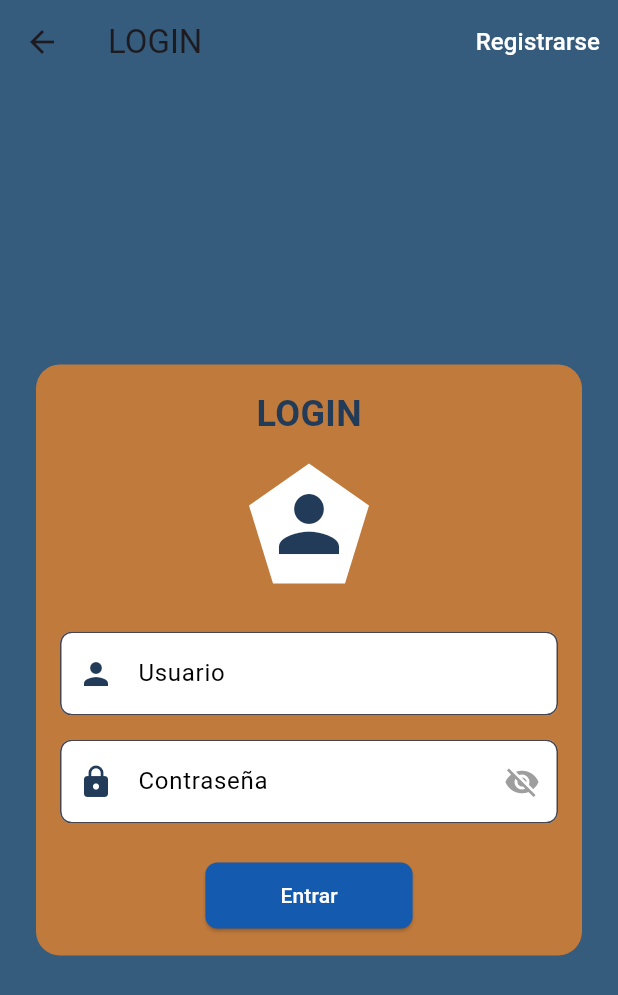
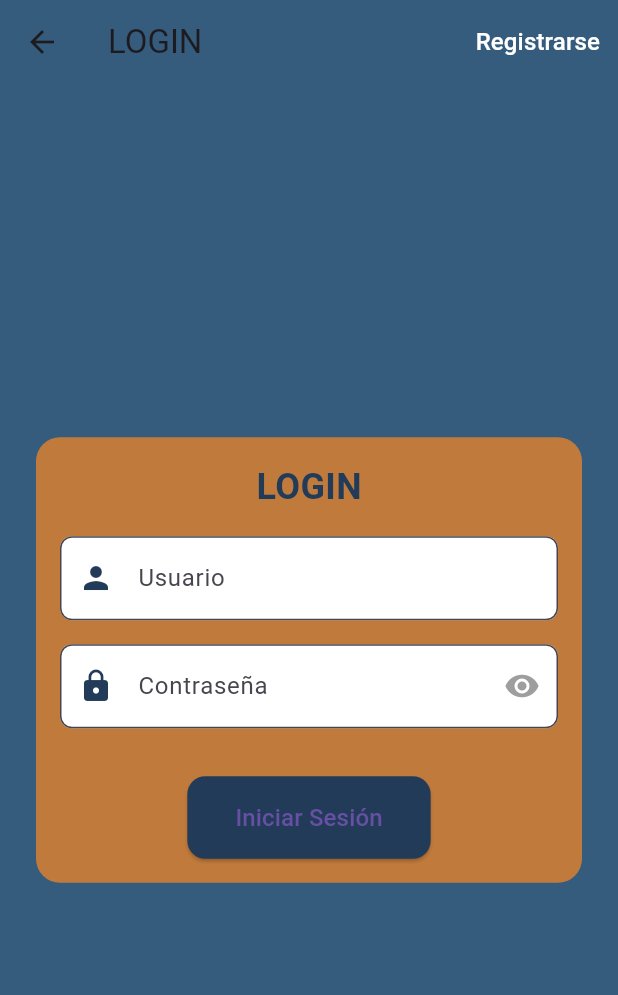
Before and after one commit to TDroidX/E-Book-Flutter, a Flutter app: the screen it shows after launch, after a tap on "Entrar", on a phone screen of 412 x 824 dp. Shown: the top 995 px of the screen. Run offline on Flutter 3.47's test engine with Material 3 defaults, Android fonts, the phone set to English and light mode, and no system bars; our stand-ins replace file_picker, shared_preferences.

```diff
--- a/lib/login/login.dart
+++ b/lib/login/login.dart
@@ -1,5 +1,7 @@
 import 'package:flutter/material.dart';
-import '../registro/registro.dart';  // Importa el archivo de registro
+import 'package:shared_preferences/shared_preferences.dart';
+import '../libros/librosDoc.dart'; // Importa el archivo librosDoc
+import '../registro/registro.dart'; // Importa el archivo de registro
 
 void main() => runApp(MiApp());
 
@@ -22,15 +24,29 @@ class LoginPage extends StatefulWidget {
 }
 
 class _LoginPageState extends State<LoginPage> {
-  // Variables para los controladores de los campos de texto
   final TextEditingController _usuarioController = TextEditingController();
   final TextEditingController _contrasenaController = TextEditingController();
-
-  // Variable para controlar si la contraseña está visible
+  final GlobalKey<FormState> _formKey = GlobalKey<FormState>();
   bool _obscureText = true;
 
-  // Clave global para el formulario
-  final _formKey = GlobalKey<FormState>();
+  // Función para validar las credenciales del usuario
+  Future<void> _login() async {
+    SharedPreferences prefs = await SharedPreferences.getInstance();
+    String? savedName = prefs.getString('name');
+    String? savedPassword = prefs.getString('password');
+
+    if (_usuarioController.text == savedName &&
+        _contrasenaController.text == savedPassword) {
+      Navigator.pushReplacement(
+        context,
+        MaterialPageRoute(builder: (context) => LibrosDocPage()), // Navegar a librosDoc
+      );
+    } else {
+      ScaffoldMessenger.of(context).showSnackBar(
+        SnackBar(content: Text('Usuario o contraseña incorrectos')),
+      );
+    }
+  }
 
   @override
   Widget build(BuildContext context) {
@@ -39,80 +55,48 @@ class _LoginPageState extends State<LoginPage> {
         title: Text("LOGIN"),
         backgroundColor: Color.fromARGB(255, 53, 92, 125),
         actions: [
-          // Aquí agregamos el botón para ir a la página de registro
           TextButton(
             onPressed: () {
               Navigator.push(
                 context,
-                MaterialPageRoute(builder: (context) => RegisterPage()),  // Navegar a la pantalla de registro
+                MaterialPageRoute(builder: (context) => RegisterPage()), // Navegar a registro
               );
             },
             child: const Text(
               'Registrarse',
-              style: TextStyle(
-                color: Colors.white,
-                fontSize: 16,
-              ),
+              style: TextStyle(color: Colors.white, fontSize: 16),
             ),
           )
         ],
       ),
-      backgroundColor: const Color.fromARGB(255, 53, 92, 125), // Fondo negro
+      backgroundColor: const Color.fromARGB(255, 53, 92, 125),
       body: Center(
         child: Container(
           margin: const EdgeInsets.symmetric(horizontal: 24),
           padding: const EdgeInsets.all(16),
           decoration: BoxDecoration(
-            color: Color.fromARGB(255, 192, 122, 60), // Fondo naranja del contenedor
+            color: Color.fromARGB(255, 192, 122, 60),
             borderRadius: BorderRadius.circular(16),
           ),
           child: Form(
-            key: _formKey, // Asignamos la clave al formulario
+            key: _formKey,
             child: Column(
               mainAxisSize: MainAxisSize.min,
               children: [
-                Container(
-                  alignment: Alignment.center,
-                  child: Text(
-                    'LOGIN',
-                    style: TextStyle(
-                      fontSize: 24,
-                      fontWeight: FontWeight.bold,
-                      color: Color(0xFF223B59), // Azul oscuro del título
-                    ),
-                  ),
+                Text(
+                  'LOGIN',
+                  style: TextStyle(fontSize: 24, fontWeight: FontWeight.bold, color: Color(0xFF223B59)),
                 ),
                 SizedBox(height: 16),
-                // Usamos CustomPaint para dibujar el polígono
-                Container(
-                  height: 80,
-                  width: 80,
-                  child: CustomPaint(
-                    painter: PolygonPainter(),
-                    child: Center(
-                      child: Icon(
-                        Icons.person,
-                        size: 60,
-                        color: Color(0xFF223B59), // Azul oscuro del ícono
-                      ),
-                    ),
-                  ),
-                ),
-                SizedBox(height: 32),
+                // Campo Usuario
                 TextFormField(
                   controller: _usuarioController,
                   decoration: InputDecoration(
                     labelText: 'Usuario',
                     filled: true,
                     fillColor: Colors.white,
-                    labelStyle: TextStyle(color: Colors.black),
-                    border: OutlineInputBorder(
-                      borderRadius: BorderRadius.circular(8),
-                    ),
-                    prefixIcon: Icon(
-                      Icons.person,
-                      color: Color(0xFF223B59),
-                    ),
+                    border: OutlineInputBorder(borderRadius: BorderRadius.circular(8)),
+                    prefixIcon: Icon(Icons.person, color: Color(0xFF223B59)),
                   ),
                   validator: (value) {
                     if (value == null || value.isEmpty) {
@@ -122,7 +106,7 @@ class _LoginPageState extends State<LoginPage> {
                   },
                 ),
                 SizedBox(height: 16),
-                // Campo de Contraseña con funcionalidad de ver/ocultar
+                // Campo Contraseña
                 TextFormField(
                   controller: _contrasenaController,
                   obscureText: _obscureText,
@@ -130,22 +114,16 @@ class _LoginPageState extends State<LoginPage> {
                     labelText: 'Contraseña',
                     filled: true,
                     fillColor: Colors.white,
-                    labelStyle: TextStyle(color: Colors.black),
-                    border: OutlineInputBorder(
-                      borderRadius: BorderRadius.circular(8),
-                    ),
-                    prefixIcon: Icon(
-                      Icons.lock,
-                      color: Color(0xFF223B59),
-                    ),
+                    border: OutlineInputBorder(borderRadius: BorderRadius.circular(8)),
+                    prefixIcon: Icon(Icons.lock, color: Color(0xFF223B59)),
                     suffixIcon: IconButton(
                       icon: Icon(
-                        _obscureText ? Icons.visibility_off : Icons.visibility,
+                        _obscureText ? Icons.visibility : Icons.visibility_off,
                         color: Colors.grey,
                       ),
                       onPressed: () {
                         setState(() {
-                          _obscureText = !_obscureText; // Cambia el estado de visibilidad
+                          _obscureText = !_obscureText;
                         });
                       },
                     ),
@@ -157,25 +135,20 @@ class _LoginPageState extends State<LoginPage> {
                     return null;
                   },
                 ),
-                SizedBox(height: 24),
+                SizedBox(height: 32),
+                // Botón Iniciar Sesión
                 ElevatedButton(
                   onPressed: () {
                     if (_formKey.currentState?.validate() ?? false) {
-                      // Si el formulario es válido, realizamos la autenticación
-                      // Aquí puedes agregar la lógica de autenticación
+                      _login(); // Validar las credenciales
                     }
                   },
                   style: ElevatedButton.styleFrom(
-                    backgroundColor: Color.fromARGB(255, 20, 90, 175), // Azul oscuro del botón
-                    padding: EdgeInsets.symmetric(horizontal: 50, vertical: 12),
-                    shape: RoundedRectangleBorder(
-                      borderRadius: BorderRadius.circular(8),
-                    ),
+                    backgroundColor: Color(0xFF223B59),
+                    padding: EdgeInsets.symmetric(vertical: 16, horizontal: 32),
+                    shape: RoundedRectangleBorder(borderRadius: BorderRadius.circular(12)),
                   ),
-                  child: Text(
-                    'Entrar',
-                    style: TextStyle(color: Colors.white),
-                  ),
+                  child: Text('Iniciar Sesión', style: TextStyle(fontSize: 16)),
                 ),
               ],
             ),
@@ -185,27 +158,3 @@ class _LoginPageState extends State<LoginPage> {
     );
   }
 }
-
-// CustomPainter para dibujar un polígono
-class PolygonPainter extends CustomPainter {
-  @override
-  void paint(Canvas canvas, Size size) {
-    final paint = Paint()
-      ..color = Colors.white
-      ..style = PaintingStyle.fill;
-
-    final path = Path();
-    // Define los puntos del polígono
-    path.moveTo(size.width * 0.5, 0); // Vértice superior
-    path.lineTo(size.width, size.height * 0.35);
-    path.lineTo(size.width * 0.8, size.height);
-    path.lineTo(size.width * 0.2, size.height);
-    path.lineTo(0, size.height * 0.35);
-    path.close();
-
-    canvas.drawPath(path, paint);
-  }
-
-  @override
-  bool shouldRepaint(CustomPainter oldDelegate) => false;
-}
--- a/pubspec.yaml
+++ b/pubspec.yaml
@@ -30,6 +30,8 @@ environment:
 dependencies:
   flutter:
     sdk: flutter
+  file_picker: ^5.3.1
+  open_filex: ^4.5.0
 
   # The following adds the Cupertino Icons font to your application.
   # Use with the CupertinoIcons class for iOS style icons.
@@ -42,8 +44,7 @@ dev_dependencies:
   flutter_test:
     sdk: flutter
   flutter_lints: ^4.0.0
-  file_picker: ^5.3.1
-  open_filex: ^4.5.0
+
 
 # For information on the generic Dart part of this file, see the
 # following page: https://dart.dev/tools/pub/pubspec
```
Also changed, not shown: lib/crudLibros/altaLibro.dart (added, +126 -0 lines), lib/libros/librosDoc.dart (added, +70 -0 lines), lib/libros/consultas.dart (deleted), pubspec.lock.
